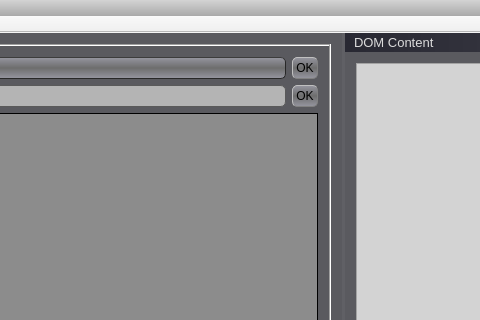
Before: the Qt Designer form GCXMLGenerator/gcmainwindow.ui in goblincoding/xmlmill, drawn with Qt 5; both pictures show x 392 to 872 and y 0 to 320 of the 1015 by 571 pixel window.
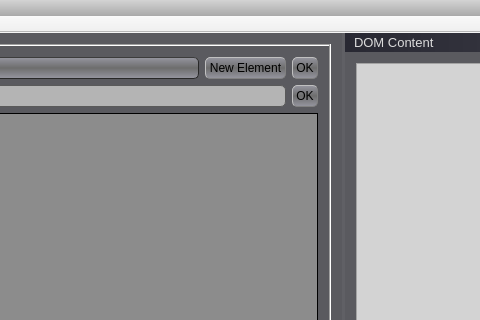
After: the same form once the commit is applied. Icons and pictures are not drawn.

Commit message: Implemented changes to accommodate the addition of GCNewElementForm (to add new elements to the database when in Super User mode).  Changed all user prompt references to "databases" to "profiles".

What changed in the file:
```diff
--- a/GCXMLGenerator/gcmainwindow.ui
+++ b/GCXMLGenerator/gcmainwindow.ui
@@ -36,16 +36,14 @@
   background-color: rgb(190, 196, 209);
 }
 
-QMessageBox
-{
-  background-color: rgba(150, 150, 150, 255);
-  color: rgb(255,200,100);
-}
-
 QDialog
 {
   background-color: rgba(150, 150, 150, 255);
-  color: rgb(255,200,100);
+}
+
+QMessageBox
+{
+  background-color: rgba(120, 120, 120, 255);
 }
 
 QPushButton
@@ -111,7 +109,7 @@
 {
   subcontrol-origin: padding;
   subcontrol-position: top right;
-  left: -8px;
+  left: -5px;
   width: 18px;
   border-left-color: transparent;
   text-align: right;
@@ -498,7 +496,8 @@
 QScrollBar::add-page:horizontal, QScrollBar::sub-page:horizontal 
 {
    background: none;
-}</string>
+}
+  </string>
   </property>
   <widget class="QWidget" name="centralWidget">
    <layout class="QHBoxLayout" name="horizontalLayout">
@@ -530,7 +529,7 @@
            </property>
           </widget>
          </item>
-         <item row="0" column="2">
+         <item row="0" column="3">
           <widget class="QPushButton" name="addElementButton">
            <property name="text">
             <string>OK</string>
@@ -547,16 +546,23 @@
            </property>
           </widget>
          </item>
-         <item row="1" column="1">
+         <item row="1" column="1" colspan="2">
           <widget class="QLineEdit" name="addAttributeLineEdit"/>
          </item>
-         <item row="1" column="2">
+         <item row="1" column="3">
           <widget class="QPushButton" name="addAttributeButton">
            <property name="text">
             <string>OK</string>
            </property>
           </widget>
          </item>
+         <item row="0" column="2">
+          <widget class="QPushButton" name="addNewElementPushButton">
+           <property name="text">
+            <string>New Element</string>
+           </property>
+          </widget>
+         </item>
         </layout>
        </item>
        <item>
```
The commit also changes 2 other files.
